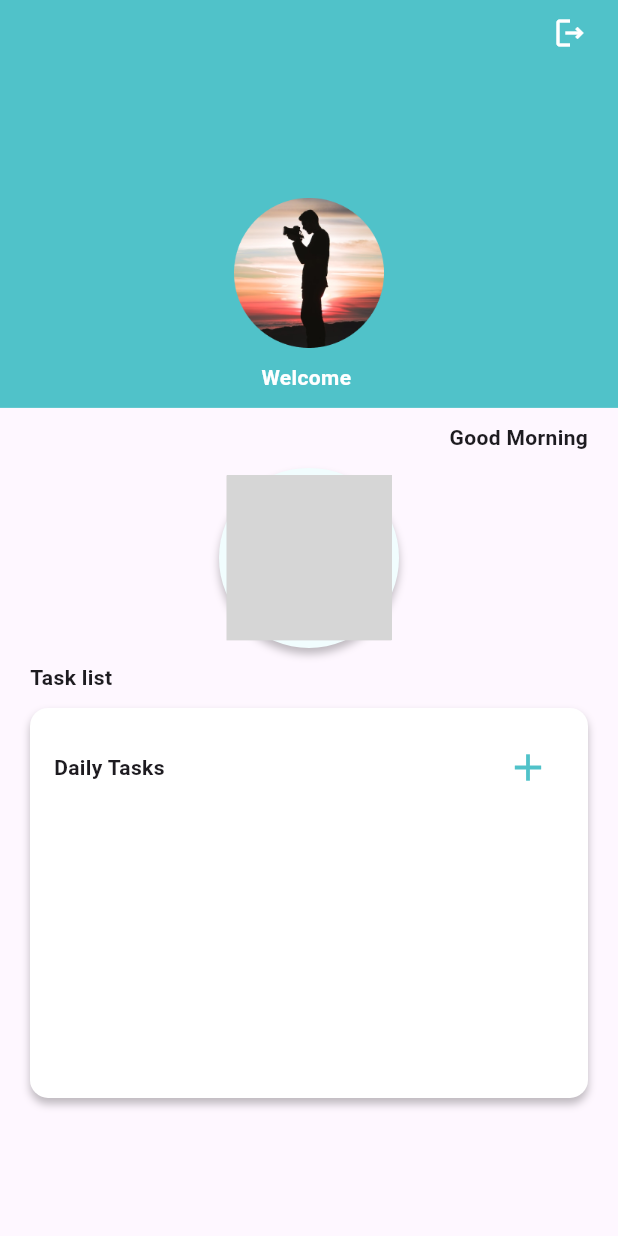
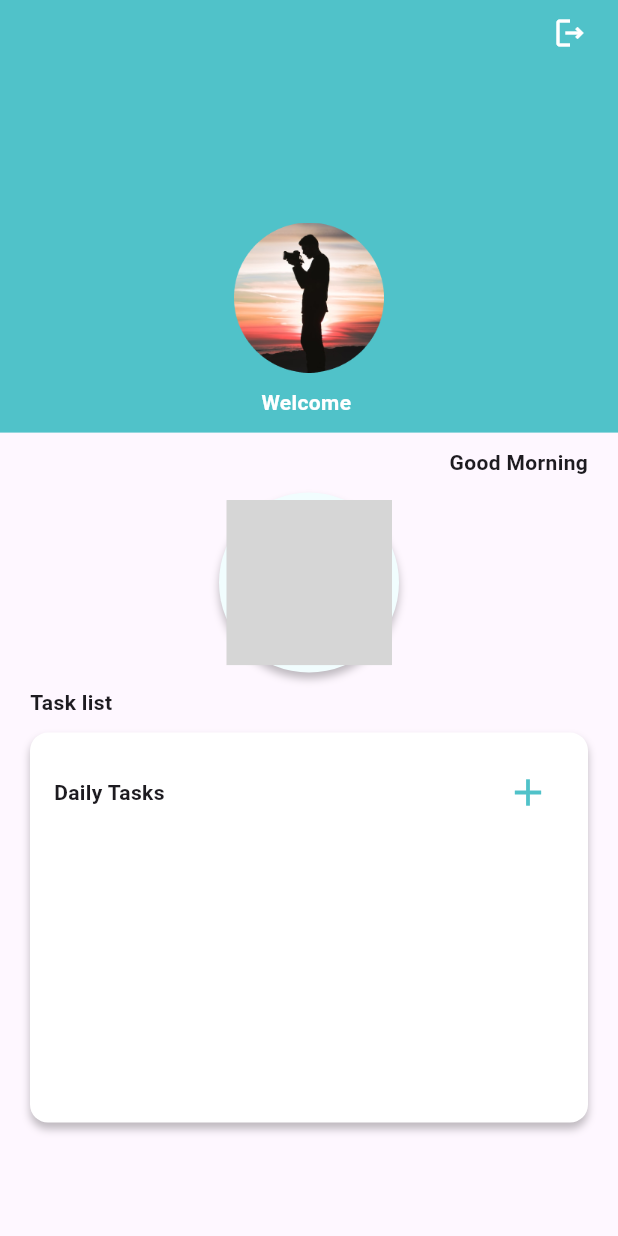
Before and after one commit to rutvik-tanti/simple_flutter_ui, a Flutter app: the DashBoardPage screen opened directly, on a phone screen of 412 x 824 dp. Run offline on Flutter 3.47's test engine with Material 3 defaults, Android fonts, the phone set to English and light mode, and no system bars; our stand-ins replace shared_preferences; missing offline and left inert: one_clock; accounts and stored records are empty; grey boxes are pictures that could not be loaded.

Commit message:
flutter demo login registration ui

```diff
--- a/lib/dash_board_page.dart
+++ b/lib/dash_board_page.dart
@@ -93,7 +93,7 @@ class _DashBoardPageState extends State<DashBoardPage> {
           children: [
             Container(
               color: const Color(0xFF50C2C9),
-              height: MediaQuery.of(context).size.height * 0.33,
+              height: MediaQuery.of(context).size.height * 0.35,
               width: double.infinity,
               child: Column(
                 mainAxisAlignment: MainAxisAlignment.start,
```
